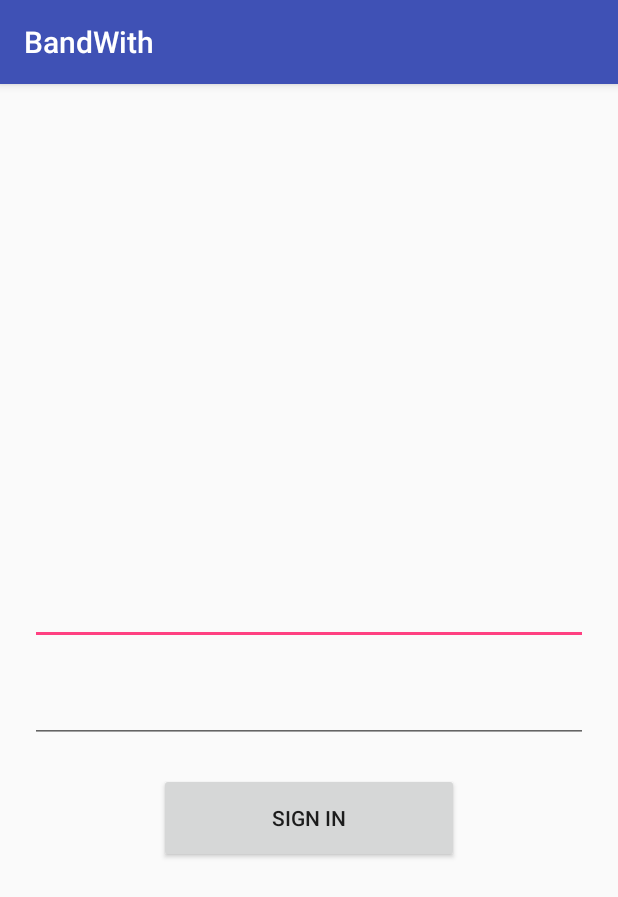
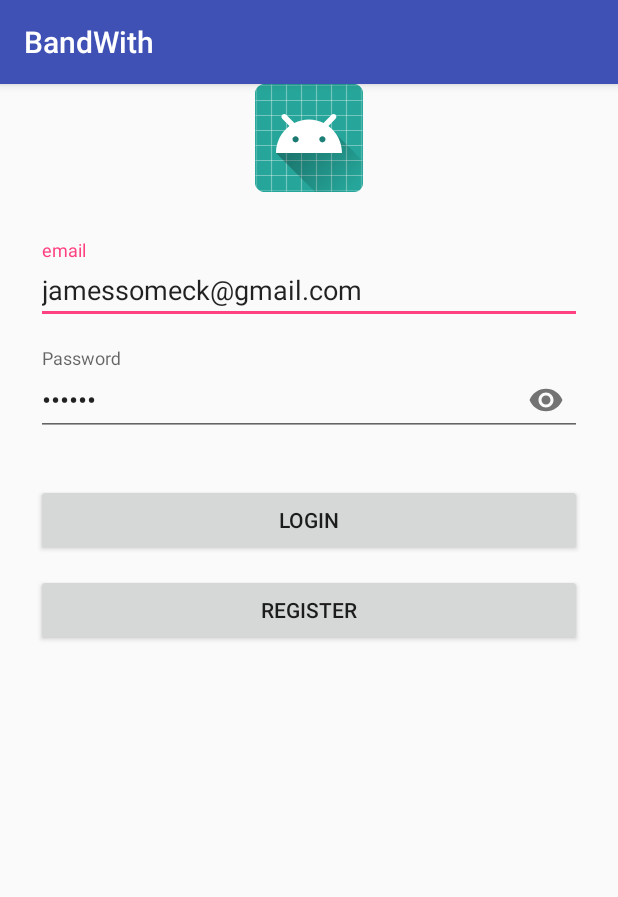
Before and after one commit to ritvikkar/BandWith, an Android app: the screen it shows after launch (MainActivity), on a phone screen of 412 x 824 dp. Shown: the top 897 px of the screen. Run offline under Robolectric (Android 15) with nearby library versions, the phone set to English and light mode, and no system bars.

Commit message:
XML stuff for login

```diff
--- a/app/build.gradle
+++ b/app/build.gradle
@@ -23,6 +23,7 @@ dependencies {
     implementation 'com.android.support:appcompat-v7:26.1.0'
     implementation 'com.android.support.constraint:constraint-layout:1.0.2'
     implementation 'com.google.firebase:firebase-auth:11.0.4'
+    implementation 'com.android.support:design:26.+'
     testImplementation 'junit:junit:4.12'
     androidTestImplementation 'com.android.support.test:runner:1.0.1'
     androidTestImplementation 'com.android.support.test.espresso:espresso-core:3.0.1'
--- a/app/src/main/res/layout/activity_main.xml
+++ b/app/src/main/res/layout/activity_main.xml
@@ -4,32 +4,59 @@
     xmlns:tools="http://schemas.android.com/tools"
     android:layout_width="match_parent"
     android:layout_height="match_parent"
-    android:gravity="center"
+    android:gravity="center_horizontal"
     android:orientation="vertical"
+    android:paddingLeft="24dp"
+    android:paddingRight="24dp"
     tools:context="com.ritvikkar.bandwith.MainActivity">
 
-    <EditText
+    <ImageView android:src="@mipmap/ic_launcher"
+        android:layout_width="wrap_content"
+        android:layout_height="72dp"
+        android:layout_marginBottom="24dp"
+        android:layout_gravity="center_horizontal" />
+
+    <android.support.design.widget.TextInputLayout
         android:layout_width="match_parent"
         android:layout_height="wrap_content"
-        android:layout_marginLeft="20dp"
-        android:layout_marginRight="20dp"
-        android:layout_marginTop="100dp"
-        android:layout_marginBottom="20dp"/>
+        android:layout_marginTop="8dp"
+        android:layout_marginBottom="8dp">
+        <EditText android:id="@+id/etEmail"
+            android:layout_width="match_parent"
+            android:layout_height="wrap_content"
+            android:inputType="textEmailAddress"
+            android:text="jamessomeck@gmail.com"
+            android:hint="email" />
+    </android.support.design.widget.TextInputLayout>
 
-    <EditText
+    <android.support.design.widget.TextInputLayout
         android:layout_width="match_parent"
         android:layout_height="wrap_content"
-        android:layout_marginLeft="20dp"
-        android:layout_marginRight="20dp"
-        android:layout_marginBottom="20dp"/>
+        android:layout_marginTop="8dp"
+        android:layout_marginBottom="8dp"
+        app:passwordToggleEnabled="true">
+        <EditText android:id="@+id/etPassword"
+            android:layout_width="match_parent"
+            android:layout_height="wrap_content"
+            android:inputType="textPassword"
+            android:text="123456"
+            android:hint="Password"/>
+    </android.support.design.widget.TextInputLayout>
 
     <Button
-        android:layout_width="200dp"
-        android:layout_height="60dp"
-        android:text="Sign In"/>
+        android:id="@+id/btnLogin"
+        android:layout_width="match_parent"
+        android:layout_height="wrap_content"
+        android:layout_marginTop="24dp"
+        android:layout_marginBottom="12dp"
+        android:padding="12dp"
+        android:text="Login"/>
 
-    <TextView
-        android:layout_width="wrap_content"
-        android:layout_height="wrap_content" />
+    <Button
+        android:id="@+id/btnRegister"
+        android:layout_width="match_parent"
+        android:layout_height="wrap_content"
+        android:padding="12dp"
+        android:text="Register"/>
 
 </LinearLayout>
```
